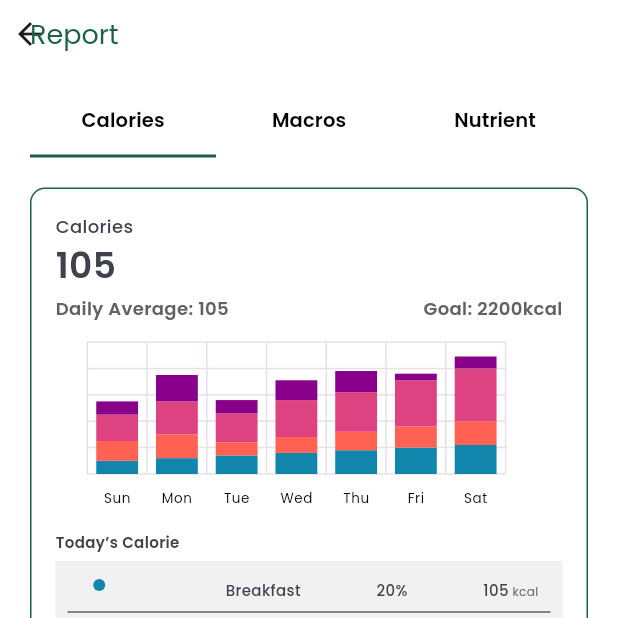
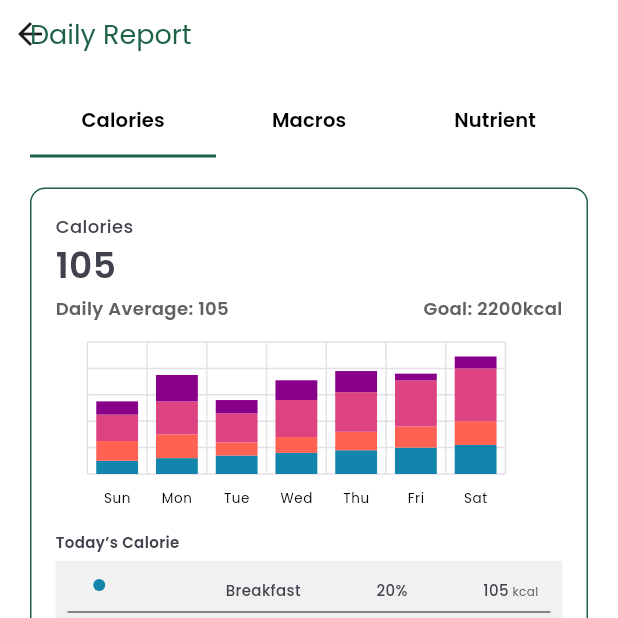
Before and after one commit to NutriCall/NutriCall-App, a Flutter app: the ReportPage screen opened directly, on a phone screen of 412 x 824 dp, the top half of it. Run offline on Flutter 3.47's test engine with Material 3 defaults, Android fonts, the phone set to English and light mode, and no system bars; our stand-ins replace flutter_dotenv, flutter_riverpod, flutter_svg, gap, go_router, google_fonts and 7 more; generated files the repository leaves out were written again.

Commit message:
implement daily report page

```diff
--- a/lib/features/report/pages/report_page.dart
+++ b/lib/features/report/pages/report_page.dart
@@ -44,7 +44,7 @@ class _ReportPageState extends State<ReportPage> with SingleTickerProviderStateM
       onRefresh: _refreshReport,
       color: AppColor.semiBlack,
       child: Scaffold(
-        appBar: const CustomAppBar(title: 'Report'),
+        appBar: const CustomAppBar(title: 'Daily Report'),
         body: Padding(
           padding: const EdgeInsets.symmetric(horizontal: 20, vertical: 12),
           child: Column(
```
